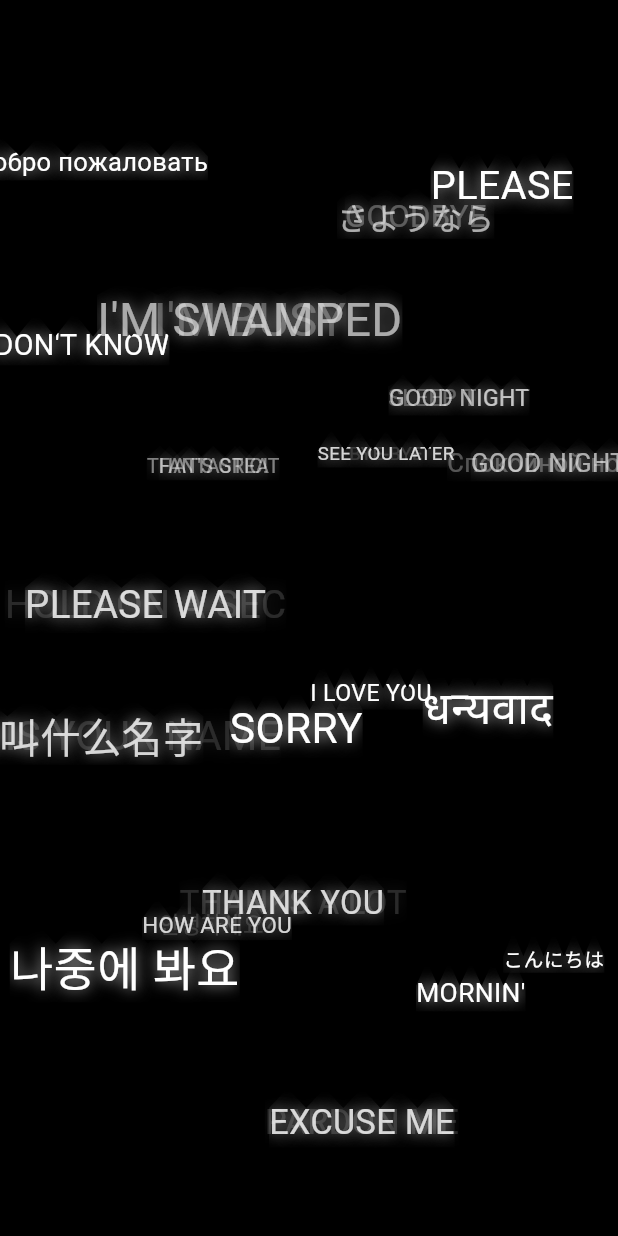
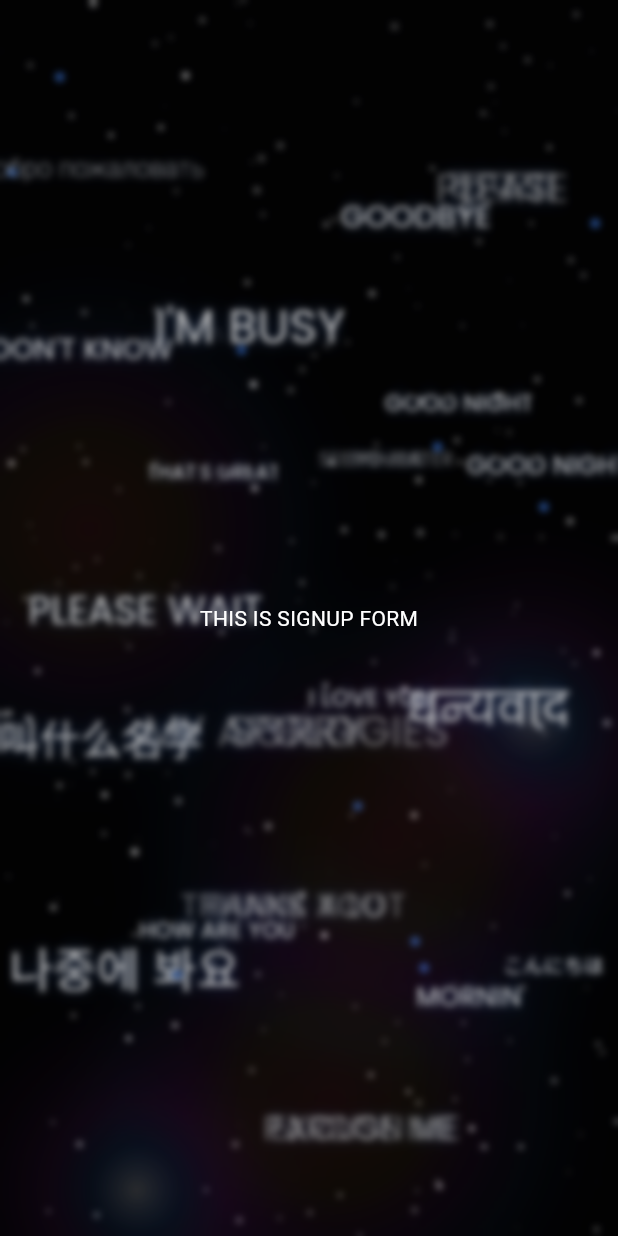
Before and after one commit to xARCELLx/GhostType-App, a Flutter app: the screen it shows after launch, on a phone screen of 412 x 824 dp. Run offline on Flutter 3.47's test engine with Material 3 defaults, Android fonts, the phone set to English and light mode, and no system bars; Roboto replaces fonts that are missing (RobotoMono).

Commit message:
final splash screen set up

```diff
--- a/lib/custom_app/main.dart
+++ b/lib/custom_app/main.dart
@@ -11,7 +11,7 @@ class MyApp extends StatelessWidget {
   Widget build(BuildContext context) {
     return MaterialApp(
       debugShowCheckedModeBanner: false,
-      home:GhostTypeSplashScreen(),
+      home:GhostTypeSplashScreen(enableNavigation: true,),
     );
   }
 }
--- a/lib/custom_app/screens/SplashScreen.dart
+++ b/lib/custom_app/screens/SplashScreen.dart
@@ -1,53 +1,97 @@
 import 'dart:async';
 import 'dart:math';
 import 'package:flutter/material.dart';
-
-void main() {
-  runApp(const MaterialApp(
-    debugShowCheckedModeBanner: false,
-    home: GhostTypeSplashScreen(),
-  ));
-}
+import 'package:ghost_type/custom_app/screens/auth_screens/sign_up.dart';
 
 class GhostTypeSplashScreen extends StatefulWidget {
-  const GhostTypeSplashScreen({Key? key}) : super(key: key);
+  final bool enableNavigation;
+  final List<MorphingTextData>? presetTextItems;
+  final List<bool>? initialTextStates;
+  final List<double>? initialFloatOffsets;
+  const GhostTypeSplashScreen({
+    Key? key,
+    this.enableNavigation = false,
+    this.presetTextItems,
+    this.initialTextStates,
+    this.initialFloatOffsets,
+  }) : super(key: key);
 
   @override
   State<GhostTypeSplashScreen> createState() => _GhostTypeSplashScreenState();
 }
 
-class _GhostTypeSplashScreenState extends State<GhostTypeSplashScreen> {
-  final List<MorphingTextData> textItems = [];
-  // Increased container width to 350 to accommodate larger texts.
+class _GhostTypeSplashScreenState extends State<GhostTypeSplashScreen> with TickerProviderStateMixin {
+  late List<MorphingTextData> textItems;
   static const double containerWidth = 350;
   static const int totalTexts = 20;
-  // We'll sample positions in [0.1, 0.9] with a minimum separation.
   static const double minDistanceFraction = 0.12;
+  final List<GlobalKey<MorphingTextWidgetState>> _textWidgetKeys = [];
+  late AnimationController _spaceController;
+  late Animation<double> _nebulaAnimation;
 
   @override
   void initState() {
     super.initState();
+    textItems = widget.presetTextItems ?? [];
+    if (textItems.isEmpty) {
       _generateTexts();
     }
+    for (int i = 0; i < textItems.length; i++) {
+      _textWidgetKeys.add(GlobalKey<MorphingTextWidgetState>());
+    }
 
-  // Expanded feature pairs with language changes and tone adjustments.
+    _spaceController = AnimationController(
+      vsync: this,
+      duration: const Duration(seconds: 25), // Slow cosmic drift
+    )..repeat(reverse: true);
+    _nebulaAnimation = Tween<double>(begin: 0.0, end: 1.0).animate(
+      CurvedAnimation(parent: _spaceController, curve: Curves.easeInOut),
+    );
+
+    if (widget.enableNavigation) {
+      Timer(const Duration(seconds: 5), () {
+        if (mounted) {
+          List<bool> currentStates = _textWidgetKeys
+              .map((key) => key.currentState?.showCorrect ?? false)
+              .toList();
+          List<double> currentOffsets = _textWidgetKeys
+              .map((key) => key.currentState?.currentOffset ?? 0.0)
+              .toList();
+          Navigator.of(context).pushReplacement(
+            PageRouteBuilder(
+              pageBuilder: (context, animation, secondaryAnimation) => SignUpScreen(
+                initialTextItems: textItems,
+                initialTextStates: currentStates,
+                initialFloatOffsets: currentOffsets,
+              ),
+              transitionsBuilder: (context, animation, secondaryAnimation, child) {
+                return FadeTransition(opacity: animation, child: child);
+              },
+              transitionDuration: const Duration(milliseconds: 800),
+            ),
+          );
+        }
+      });
+    }
+  }
+
+  @override
+  void dispose() {
+    _spaceController.dispose();
+    super.dispose();
+  }
+
   final List<List<String>> pairs = [
-    // Language transformations with actual language letters:
-
-    ["HELLO", "こんにちは"],              // Hello
-    ["GOODBYE", "さようなら"],            // Goodbye
-    // English to Hindi
-    ["THANK YOU", "धन्यवाद"],            // Thank You
-    ["PLEASE", "कृपया"],                // Please
-    // English to Chinese
-    ["I LOVE YOU", "我爱你"],              // I Love You
-    ["WHAT IS YOUR NAME", "你叫什么名字"], // What is your name?
-    // English to Russian
-    ["WELCOME", "Добро пожаловать"],      // Welcome
-    ["GOOD NIGHT", "Спокойной ночи"],      // Good Night
-    // English to Korean
-    ["HOW ARE YOU", "안녕하세요?"],         // How are you?
-    ["SEE YOU LATER", "나중에 봐요"],       // See You Late
+    ["HELLO", "こんにちは"],
+    ["GOODBYE", "さようなら"],
+    ["THANK YOU", "धन्यवाद"],
+    ["PLEASE", "कृपया"],
+    ["I LOVE YOU", "我爱你"],
+    ["WHAT IS YOUR NAME", "你叫什么名字"],
+    ["WELCOME", "Добро пожаловать"],
+    ["GOOD NIGHT", "Спокойной ночи"],
+    ["HOW ARE YOU", "안녕하세요?"],
+    ["SEE YOU LATER", "나중에 봐요"],
     ["GOOD MORNING", "MORNIN'"],
     ["THANK YOU", "THANKS A LOT"],
     ["SEE YOU LATER", "BYE-BYE"],
@@ -58,14 +102,12 @@ class _GhostTypeSplashScreenState extends State<GhostTypeSplashScreen> {
     ["SORRY", "MY APOLOGIES"],
     ["EXCUSE ME", "PARDON ME"],
     ["GOOD NIGHT", "SLEEP TIGHT"],
-    // English → Hindi
   ];
 
   void _generateTexts() {
     final random = Random();
     pairs.shuffle(random);
     for (int i = 0; i < totalTexts; i++) {
-      // Generate random dx, dy in [0.1, 0.9] with a minimum separation.
       Offset pos;
       bool valid;
       int attempts = 0;
@@ -85,7 +127,6 @@ class _GhostTypeSplashScreenState extends State<GhostTypeSplashScreen> {
       } while (!valid && attempts < 100);
 
       final pair = pairs[i];
-      // Randomize font size between 12 and 32.
       double fontSize = 12 + random.nextDouble() * 20;
       textItems.add(
         MorphingTextData(
@@ -93,11 +134,8 @@ class _GhostTypeSplashScreenState extends State<GhostTypeSplashScreen> {
           correctText: pair[1],
           dx: pos.dx,
           dy: pos.dy,
-          // Morph delay between 3000ms and 4000ms.
-          morphDelay: Duration(milliseconds: 3000 + random.nextInt(1000)),
-          // Floating amplitude between 3 and 6 pixels.
+          morphDelay: Duration(milliseconds: 1000 + random.nextInt(1000)),
           floatAmplitude: 3.0 + random.nextDouble() * 3.0,
-          // Floating period between 3000 and 5000ms.
           floatPeriod: Duration(milliseconds: 3000 + random.nextInt(2000)),
           fontSize: fontSize,
         ),
@@ -107,27 +145,45 @@ class _GhostTypeSplashScreenState extends State<GhostTypeSplashScreen> {
 
   @override
   Widget build(BuildContext context) {
-    // Use LayoutBuilder for responsive positioning.
     return Scaffold(
-      backgroundColor: Colors.black,
-      body: LayoutBuilder(
+      body: AnimatedBuilder(
+        animation: _spaceController,
+        builder: (context, child) {
+          return Container(
+            color: const Color(0xFF020203), // Pitch-black void
+            child: Stack(
+              children: [
+                // Cosmic background with nebula, galaxies, and stars
+                CustomPaint(
+                  painter: CosmicBackgroundPainter(_nebulaAnimation.value),
+                  size: Size.infinite,
+                ),
+                // Morphing text items
+                LayoutBuilder(
                   builder: (context, constraints) {
                     return Stack(
-            children: textItems.map((data) {
-              // Compute ideal left so that the container is centered at (data.dx * width).
+                      children: List.generate(textItems.length, (index) {
+                        final data = textItems[index];
                         double idealLeft = (constraints.maxWidth * data.dx) - (containerWidth / 2);
-              // Do not clamp, so texts may be partially off-screen if desired.
                         double left = idealLeft;
                         double top = constraints.maxHeight * data.dy;
                         return Positioned(
                           left: left,
                           top: top,
                           child: MorphingTextWidget(
+                            key: _textWidgetKeys[index],
                             data: data,
                             containerWidth: containerWidth,
+                            initialShowCorrect: widget.initialTextStates?.elementAt(index),
+                            initialFloatOffset: widget.initialFloatOffsets?.elementAt(index),
                           ),
                         );
-            }).toList(),
+                      }),
+                    );
+                  },
+                ),
+              ],
+            ),
           );
         },
       ),
@@ -135,12 +191,78 @@ class _GhostTypeSplashScreenState extends State<GhostTypeSplashScreen> {
   }
 }
 
-/// Data model for each morphing text.
+class CosmicBackgroundPainter extends CustomPainter {
+  final double animationValue;
+
+  CosmicBackgroundPainter(this.animationValue);
+
+  @override
+  void paint(Canvas canvas, Size size) {
+    final random = Random(42); // Fixed seed for consistency
+    final paint = Paint()..style = PaintingStyle.fill;
+
+    // Draw dense, twinkling stars
+    for (int i = 0; i < 300; i++) {
+      double x = random.nextDouble() * size.width;
+      double y = random.nextDouble() * size.height;
+      double radius = random.nextDouble() * 2.5;
+      double opacity = 0.2 + random.nextDouble() * 0.7;
+      double brightness = 0.8 + 0.2 * sin(animationValue * 2 * pi + i * 0.1); // Subtle pulsing
+      paint.color = Colors.white.withOpacity(opacity * brightness);
+      canvas.drawCircle(Offset(x, y), radius, paint);
+    }
+
+    // Draw bright, flaring stars (like the blue ones in the image)
+    for (int i = 0; i < 10; i++) {
+      double x = random.nextDouble() * size.width;
+      double y = random.nextDouble() * size.height;
+      paint.color = Colors.blueAccent.withOpacity(0.6 + 0.3 * sin(animationValue * 2 * pi));
+      canvas.drawCircle(Offset(x, y), 3 + sin(animationValue * 2 * pi) * 1.5, paint);
+    }
+
+    // Draw nebula (inspired by reds, oranges, purples, blues)
+    for (int i = 0; i < 3; i++) {
+      double x = random.nextDouble() * size.width;
+      double y = random.nextDouble() * size.height;
+      paint.shader = RadialGradient(
+        colors: [
+          Colors.redAccent.withOpacity(0.15 + animationValue * 0.05),
+          Colors.orangeAccent.withOpacity(0.1),
+          Colors.purpleAccent.withOpacity(0.08),
+          Colors.blueAccent.withOpacity(0.05),
+          Colors.transparent,
+        ],
+        stops: [0.0, 0.3, 0.5, 0.7, 1.0],
+      ).createShader(Rect.fromCircle(center: Offset(x, y), radius: 200));
+      canvas.drawCircle(Offset(x, y), 200 + animationValue * 50, paint);
+    }
+
+    // Draw galaxy clusters (swirling, bright centers)
+    for (int i = 0; i < 2; i++) {
+      double x = random.nextDouble() * size.width;
+      double y = random.nextDouble() * size.height;
+      paint.shader = RadialGradient(
+        colors: [
+          Colors.white.withOpacity(0.3),
+          Colors.blueAccent.withOpacity(0.15),
+          Colors.purpleAccent.withOpacity(0.1),
+          Colors.transparent,
+        ],
+        stops: [0.0, 0.2, 0.4, 1.0],
+      ).createShader(Rect.fromCircle(center: Offset(x, y), radius: 150));
+      canvas.drawCircle(Offset(x, y), 150 + animationValue * 30, paint);
+    }
+  }
+
+  @override
+  bool shouldRepaint(CosmicBackgroundPainter oldDelegate) => oldDelegate.animationValue != animationValue;
+}
+
 class MorphingTextData {
   final String wrongText;
   final String correctText;
-  final double dx; // Relative horizontal position [0,1]
-  final double dy; // Relative vertical position [0,1]
+  final double dx;
+  final double dy;
   final Duration morphDelay;
   final double floatAmplitude;
   final Duration floatPeriod;
@@ -158,38 +280,49 @@ class MorphingTextData {
   });
 }
 
-/// Widget that displays one morphing text with smooth floating and morph transitions.
 class MorphingTextWidget extends StatefulWidget {
   final MorphingTextData data;
   final double containerWidth;
-  const MorphingTextWidget({Key? key, required this.data, required this.containerWidth})
-      : super(key: key);
+  final bool? initialShowCorrect;
+  final double? initialFloatOffset;
+  const MorphingTextWidget({
+    Key? key,
+    required this.data,
+    required this.containerWidth,
+    this.initialShowCorrect,
+    this.initialFloatOffset,
+  }) : super(key: key);
 
   @override
-  State<MorphingTextWidget> createState() => _MorphingTextWidgetState();
+  MorphingTextWidgetState createState() => MorphingTextWidgetState();
 }
 
-class _MorphingTextWidgetState extends State<MorphingTextWidget>
-    with SingleTickerProviderStateMixin {
-  bool showCorrect = false;
+class MorphingTextWidgetState extends State<MorphingTextWidget> with TickerProviderStateMixin {
+  late bool showCorrect;
   late Timer morphTimer;
   late AnimationController floatController;
   late Animation<double> floatAnimation;
+  double get currentOffset => floatAnimation.value;
 
   @override
   void initState() {
     super.initState();
-    // Floating animation: oscillate smoothly.
+    showCorrect = widget.initialShowCorrect ?? false;
+
     floatController = AnimationController(
       vsync: this,
       duration: widget.data.floatPeriod,
-    )..repeat(reverse: true);
+    );
+    if (widget.initialFloatOffset != null) {
+      floatController.value = (widget.initialFloatOffset! + widget.data.floatAmplitude) /
+          (2 * widget.data.floatAmplitude);
+    }
     floatAnimation = Tween<double>(
       begin: -widget.data.floatAmplitude,
       end: widget.data.floatAmplitude,
     ).animate(CurvedAnimation(parent: floatController, curve: Curves.easeInOut));
+    floatController.repeat(reverse: true);
 
-    // Toggle morph state periodically.
     morphTimer = Timer.periodic(widget.data.morphDelay, (timer) {
       if (mounted) {
         setState(() {
@@ -208,7 +341,6 @@ class _MorphingTextWidgetState extends State<MorphingTextWidget>
 
   @override
   Widget build(BuildContext context) {
-    // Wrap the text in a fixed-width container with center alignment.
     return AnimatedBuilder(
       animation: floatAnimation,
       builder: (context, child) {
@@ -217,10 +349,9 @@ class _MorphingTextWidgetState extends State<MorphingTextWidget>
           child: Container(
             width: widget.containerWidth,
             alignment: Alignment.center,
-            // Reduced horizontal padding to minimize cutting.
             padding: const EdgeInsets.symmetric(horizontal: 2),
             child: AnimatedSwitcher(
-              duration: const Duration(milliseconds: 1500),
+              duration: const Duration(milliseconds: 500),
               layoutBuilder: (currentChild, previousChildren) {
                 return Stack(
                   alignment: Alignment.center,
@@ -242,14 +373,13 @@ class _MorphingTextWidgetState extends State<MorphingTextWidget>
                 textAlign: TextAlign.center,
                 style: TextStyle(
                   fontSize: widget.data.fontSize,
-                  //fontWeight: FontWeight.bold,
-                  fontFamily: 'RobotoMono',
-                  color: Colors.white,
-                  // Uniform white glow effect.
+                  fontWeight: FontWeight.w100,
+                  fontFamily: 'Poppins',
+                  color: Colors.white.withOpacity(0.9),
                   shadows: [
                     Shadow(
                       blurRadius: 12,
-                      color: Colors.white.withOpacity(0.8),
+                      color: Colors.blueAccent.withOpacity(0.4),
                       offset: const Offset(0, 0),
                     ),
                   ],
@@ -263,12 +393,10 @@ class _MorphingTextWidgetState extends State<MorphingTextWidget>
   }
 }
 
-/// Custom transition widget that applies a liquid-like morph effect.
 class MorphTransition extends StatelessWidget {
   final Animation<double> animation;
   final Widget child;
-  const MorphTransition({Key? key, required this.animation, required this.child})
-      : super(key: key);
+  const MorphTransition({Key? key, required this.animation, required this.child}) : super(key: key);
 
   @override
   Widget build(BuildContext context) {
@@ -287,7 +415,6 @@ class MorphTransition extends StatelessWidget {
   }
 }
 
-/// Custom clipper that creates a wavy clip path for the morph transition.
 class MorphClipper extends CustomClipper<Path> {
   final double progress;
   MorphClipper({required this.progress});
--- a/lib/custom_app/screens/auth_screens/sign_up.dart
+++ b/lib/custom_app/screens/auth_screens/sign_up.dart
@@ -0,0 +1,97 @@
+import 'dart:ui';
+import 'package:flutter/material.dart';
+import 'package:ghost_type/custom_app/screens/SplashScreen.dart';
+
+class SignUpScreen extends StatefulWidget {
+  final List<MorphingTextData>? initialTextItems;
+  final List<bool>? initialTextStates;
+  final List<double>? initialFloatOffsets;
+  const SignUpScreen({
+    super.key,
+    this.initialTextItems,
+    this.initialTextStates,
+    this.initialFloatOffsets,
+  });
+
+  @override
+  State<SignUpScreen> createState() => _SignUpScreenState();
+}
+
+class _SignUpScreenState extends State<SignUpScreen> with TickerProviderStateMixin {
+  late AnimationController _formController;
+  late Animation<double> _scaleAnimation;
+  late AnimationController _glassController;
+  late Animation<double> _blurAnimation;
+
+  @override
+  void initState() {
+    super.initState();
+    _formController = AnimationController(
+      vsync: this,
+      duration: const Duration(milliseconds: 1000),
+    );
+
+    _scaleAnimation = Tween(begin: 5.0, end: 1.0).animate(
+      CurvedAnimation(parent: _formController, curve: Curves.easeOutBack),
+    );
+
+    _glassController = AnimationController(
+      vsync: this,
+      duration: const Duration(milliseconds: 1000),
+    );
+    _blurAnimation = Tween<double>(begin: 0.0, end: 2.5).animate(
+      CurvedAnimation(parent: _glassController, curve: Curves.easeOut),
+    );
+
+    Future.delayed(const Duration(milliseconds: 500), () {
+      if (mounted) {
+        _formController.forward();
+        _glassController.forward();
+      }
+    });
+  }
+
+  @override
+  void dispose() {
+    _formController.dispose();
+    _glassController.dispose();
+    super.dispose();
+  }
+
+  @override
+  Widget build(BuildContext context) {
+    return Scaffold(
+      body: Stack(
+        fit: StackFit.expand,
+        children: [
+          GhostTypeSplashScreen(
+            enableNavigation: false,
+            presetTextItems: widget.initialTextItems,
+            initialTextStates: widget.initialTextStates,
+            initialFloatOffsets: widget.initialFloatOffsets,
+          ),
+          AnimatedBuilder(
+            animation: _blurAnimation,
+            builder: (context, child) {
+              return BackdropFilter(
+                filter: ImageFilter.blur(
+                  sigmaX: _blurAnimation.value,
+                  sigmaY: _blurAnimation.value,
+                ),
+                child: Container(
+                  color: Colors.black.withOpacity(0.2),
+                ),
+              );
+            },
+          ),
+          Center(
+            child: ScaleTransition(
+              scale: _scaleAnimation,
+              child: const Text('THIS IS SIGNUP FORM',style: TextStyle(color: Colors.white),),
+            ),
+          ),
+        ],
+      ),
+    );
+  }
+}
```
Lines whose indentation alone changed are shown as unchanged.
